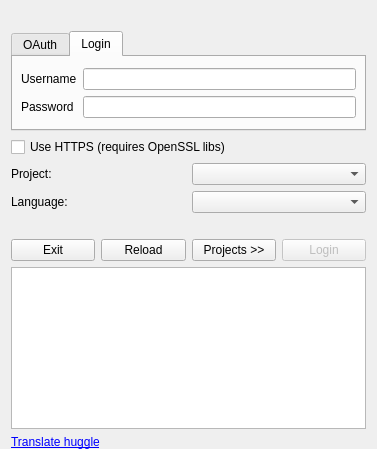
This is huggle/login.ui in huggle/huggle3-qt-lx as Qt 5 draws it before an edit. The edited form follows.
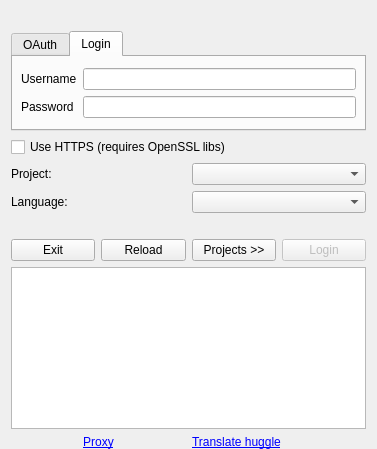
This is the edited form. Icons and pictures are not drawn.

What changed in the file:
```diff
--- a/huggle/login.ui
+++ b/huggle/login.ui
@@ -36,9 +36,6 @@
     <normaloff>:/huggle/pictures/Resources/huggle3_small.ico</normaloff>:/huggle/pictures/Resources/huggle3_small.ico</iconset>
   </property>
   <layout class="QVBoxLayout" name="verticalLayout">
-   <property name="spacing">
-    <number>6</number>
-   </property>
    <property name="bottomMargin">
     <number>0</number>
    </property>
@@ -331,11 +328,25 @@
     </widget>
    </item>
    <item>
+    <layout class="QHBoxLayout" name="horizontalLayout">
+     <item>
+      <widget class="QLabel" name="label">
+       <property name="text">
+        <string>&lt;a href=&quot;dummy&quot;&gt;Proxy&lt;/a&gt;</string>
+       </property>
+       <property name="alignment">
+        <set>Qt::AlignCenter</set>
+       </property>
+      </widget>
+     </item>
+     <item>
     <widget class="QLabel" name="labelTranslate">
      <property name="text">
       <string notr="true">&lt;html&gt;&lt;head/&gt;&lt;body&gt;&lt;p&gt;&lt;a href=&quot;http://meta.wikimedia.org/wiki/Huggle/Localization&quot;&gt;&lt;span style=&quot; text-decoration: underline; color:#0000ff;&quot;&gt;Translate huggle&lt;/span&gt;&lt;/a&gt;&lt;/p&gt;&lt;/body&gt;&lt;/html&gt;</string>
      </property>
     </widget>
+     </item>
+    </layout>
    </item>
   </layout>
  </widget>
```
Lines whose indentation alone changed are shown as unchanged.
